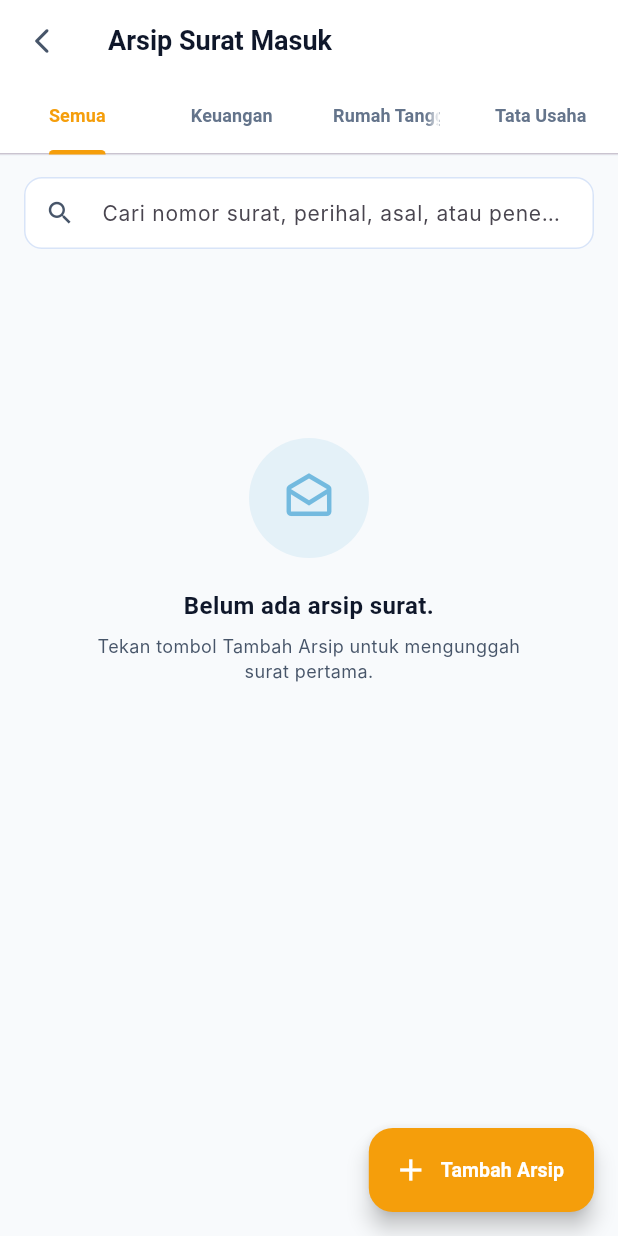
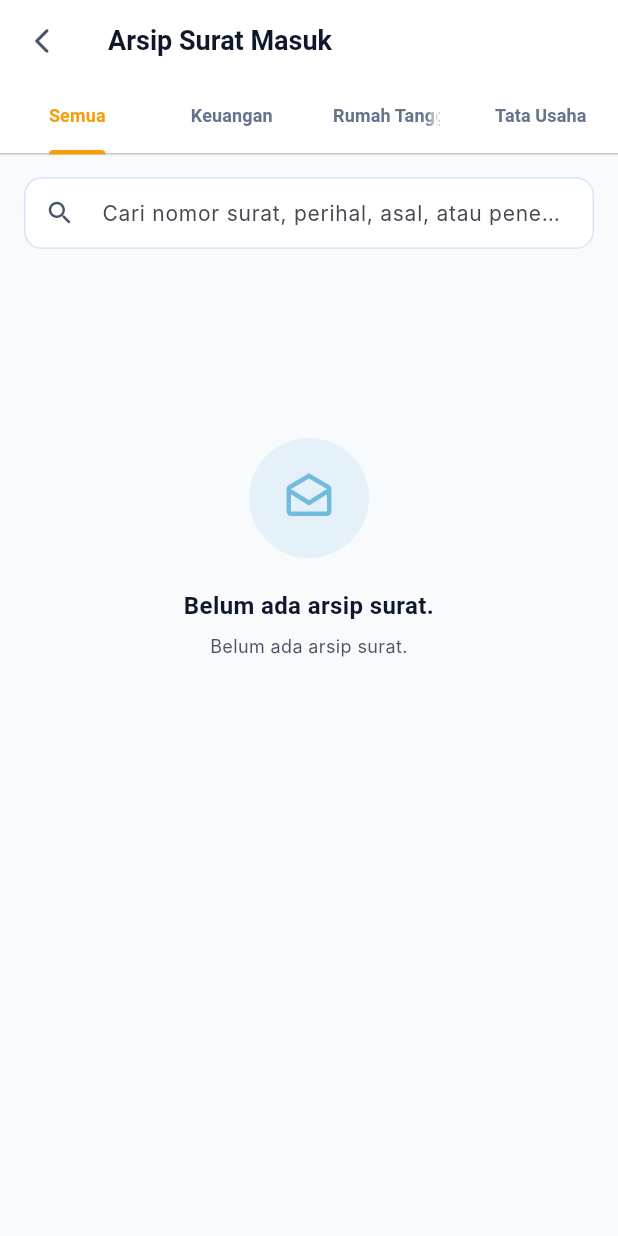
Before and after one commit to shnndycheeks/sigedara_lampung, a Flutter app: the AdminSuratScreen screen opened directly, on a phone screen of 412 x 824 dp. Run offline on Flutter 3.47's test engine with Material 3 defaults, Android fonts, the phone set to English and light mode, and no system bars; our stand-ins replace file_picker, flutter_local_notifications, image_picker, pdf, photo_view, printing and 2 more; missing offline and left inert: syncfusion_flutter_pdfviewer; accounts and stored records are empty; Roboto replaces fonts that are missing (Inter, Poppins).

Commit message:
feat: restrict Tambah Arsip button and instructions to TU role only

```diff
--- a/lib/screens/admin_surat_screen.dart
+++ b/lib/screens/admin_surat_screen.dart
@@ -8,6 +8,7 @@ import '../services/arsip_surat_service.dart';
 import 'tambah_edit_surat_screen.dart';
 import 'surat_detail_screen.dart';
 import '../services/navigation_service.dart';
+import '../services/permission_service.dart';
 
 class AdminSuratScreen extends StatefulWidget {
   const AdminSuratScreen({super.key});
@@ -237,7 +238,8 @@ class _AdminSuratScreenState extends State<AdminSuratScreen>
           ),
         ],
       ),
-      floatingActionButton: FloatingActionButton.extended(
+      floatingActionButton: PermissionService.isTu
+          ? FloatingActionButton.extended(
               onPressed: () => _tambahArsip(context),
               backgroundColor: const Color(0xFFF59E0B),
               icon: const Icon(Icons.add, color: Colors.white),
@@ -250,7 +252,8 @@ class _AdminSuratScreenState extends State<AdminSuratScreen>
                   fontSize: 13,
                 ),
               ),
-      ),
+            )
+          : null,
     );
   }
 
@@ -294,7 +297,9 @@ class _AdminSuratScreenState extends State<AdminSuratScreen>
               icon: Icons.drafts_outlined,
               title: _searchQuery.isEmpty ? 'Belum ada arsip surat.' : 'Belum Ada Arsip',
               subtitle: _searchQuery.isEmpty
+                  ? (PermissionService.isTu
                       ? 'Tekan tombol Tambah Arsip untuk mengunggah surat pertama.'
+                      : 'Belum ada arsip surat.')
                   : 'Tidak ditemukan arsip surat cocok dengan kueri pencarian.',
             ),
           ],
```
Lines whose indentation alone changed are shown as unchanged.
